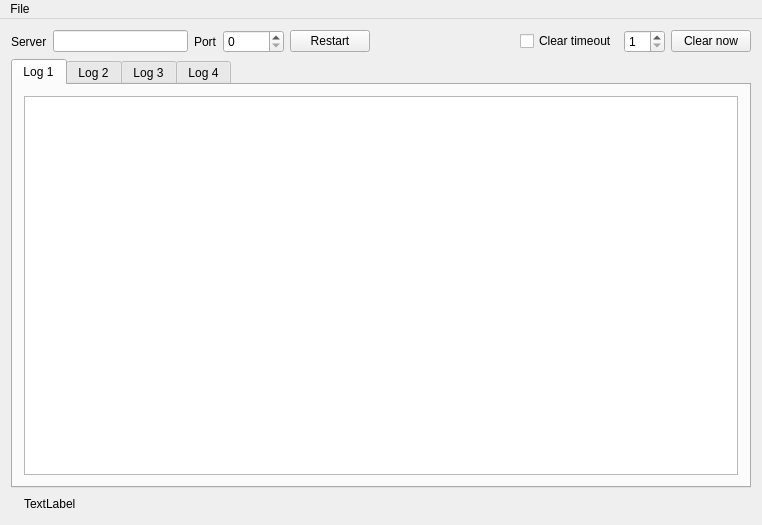
Before: the Qt Designer form console/MainWindow.ui in koas/maurina, drawn with Qt 5.
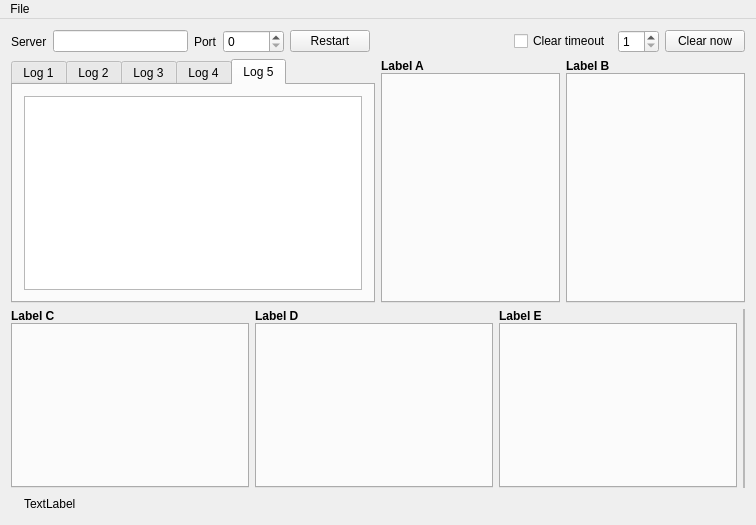
After: the same form once the commit is applied. The open tabs and pages were chosen to show the change. Icons and pictures are not drawn.

```diff
--- a/console/MainWindow.ui
+++ b/console/MainWindow.ui
@@ -6,10 +6,16 @@
    <rect>
     <x>0</x>
     <y>0</y>
-    <width>762</width>
+    <width>756</width>
     <height>525</height>
    </rect>
   </property>
+  <property name="font">
+   <font>
+    <weight>50</weight>
+    <bold>false</bold>
+   </font>
+  </property>
   <property name="windowTitle">
    <string>Maurina</string>
   </property>
@@ -20,6 +26,27 @@
   <widget class="QWidget" name="centralWidget">
    <layout class="QVBoxLayout" name="verticalLayout">
     <item>
+     <widget class="QFrame" name="frameControls1">
+      <property name="frameShape">
+       <enum>QFrame::NoFrame</enum>
+      </property>
+      <property name="frameShadow">
+       <enum>QFrame::Plain</enum>
+      </property>
+      <layout class="QHBoxLayout" name="horizontalLayout_3">
+       <property name="leftMargin">
+        <number>0</number>
+       </property>
+       <property name="topMargin">
+        <number>0</number>
+       </property>
+       <property name="rightMargin">
+        <number>0</number>
+       </property>
+       <property name="bottomMargin">
+        <number>0</number>
+       </property>
+       <item>
      <layout class="QHBoxLayout" name="horizontalLayout" stretch="0,0,0,0,0,0,0,0,0">
       <item>
        <widget class="QLabel" name="label">
@@ -101,11 +128,33 @@
       </item>
      </layout>
     </item>
+      </layout>
+     </widget>
+    </item>
+    <item>
+     <layout class="QHBoxLayout" name="horizontalLayout_7">
     <item>
      <widget class="QTabWidget" name="tabWidget">
+        <property name="font">
+         <font>
+          <pointsize>9</pointsize>
+         </font>
+        </property>
+        <property name="tabPosition">
+         <enum>QTabWidget::North</enum>
+        </property>
+        <property name="tabShape">
+         <enum>QTabWidget::Rounded</enum>
+        </property>
       <property name="currentIndex">
        <number>0</number>
       </property>
+        <property name="usesScrollButtons">
+         <bool>true</bool>
+        </property>
+        <property name="documentMode">
+         <bool>false</bool>
+        </property>
       <widget class="QWidget" name="tab">
        <attribute name="title">
         <string>Log 1</string>
@@ -146,8 +195,253 @@
         </item>
        </layout>
       </widget>
-     </widget>
-    </item>
+        <widget class="QWidget" name="tab_5">
+         <attribute name="title">
+          <string>Log 5</string>
+         </attribute>
+         <layout class="QVBoxLayout" name="verticalLayout_6">
+          <item>
+           <widget class="QTextEdit" name="uiLog5"/>
+          </item>
+         </layout>
+        </widget>
+       </widget>
+      </item>
+      <item>
+       <widget class="QFrame" name="frameCompactLayoutTop">
+        <property name="frameShape">
+         <enum>QFrame::NoFrame</enum>
+        </property>
+        <property name="frameShadow">
+         <enum>QFrame::Plain</enum>
+        </property>
+        <layout class="QHBoxLayout" name="horizontalLayout_5">
+         <property name="spacing">
+          <number>6</number>
+         </property>
+         <property name="leftMargin">
+          <number>0</number>
+         </property>
+         <property name="topMargin">
+          <number>0</number>
+         </property>
+         <property name="rightMargin">
+          <number>0</number>
+         </property>
+         <property name="bottomMargin">
+          <number>0</number>
+         </property>
+         <item>
+          <layout class="QVBoxLayout" name="verticalLayout_12">
+           <property name="spacing">
+            <number>0</number>
+           </property>
+           <item>
+            <widget class="QLabel" name="labelA">
+             <property name="font">
+              <font>
+               <weight>75</weight>
+               <bold>true</bold>
+              </font>
+             </property>
+             <property name="text">
+              <string>Label A</string>
+             </property>
+            </widget>
+           </item>
+           <item>
+            <widget class="QTabWidget" name="tabWidgetA">
+             <property name="currentIndex">
+              <number>-1</number>
+             </property>
+            </widget>
+           </item>
+          </layout>
+         </item>
+         <item>
+          <layout class="QVBoxLayout" name="verticalLayout_11">
+           <property name="spacing">
+            <number>0</number>
+           </property>
+           <item>
+            <widget class="QLabel" name="labelB">
+             <property name="font">
+              <font>
+               <weight>75</weight>
+               <bold>true</bold>
+              </font>
+             </property>
+             <property name="text">
+              <string>Label B</string>
+             </property>
+            </widget>
+           </item>
+           <item>
+            <widget class="QTabWidget" name="tabWidgetB">
+             <property name="currentIndex">
+              <number>-1</number>
+             </property>
+            </widget>
+           </item>
+          </layout>
+         </item>
+        </layout>
+       </widget>
+      </item>
+     </layout>
+    </item>
+    <item>
+     <widget class="QFrame" name="frameCompactLayoutBottom">
+      <property name="enabled">
+       <bool>true</bool>
+      </property>
+      <property name="frameShape">
+       <enum>QFrame::NoFrame</enum>
+      </property>
+      <property name="frameShadow">
+       <enum>QFrame::Plain</enum>
+      </property>
+      <layout class="QHBoxLayout" name="horizontalLayout_6">
+       <property name="leftMargin">
+        <number>0</number>
+       </property>
+       <property name="topMargin">
+        <number>0</number>
+       </property>
+       <property name="rightMargin">
+        <number>0</number>
+       </property>
+       <property name="bottomMargin">
+        <number>0</number>
+       </property>
+       <item>
+        <layout class="QVBoxLayout" name="verticalLayout_8">
+         <property name="spacing">
+          <number>0</number>
+         </property>
+         <item>
+          <widget class="QLabel" name="labelC">
+           <property name="font">
+            <font>
+             <weight>75</weight>
+             <bold>true</bold>
+            </font>
+           </property>
+           <property name="text">
+            <string>Label C</string>
+           </property>
+          </widget>
+         </item>
+         <item>
+          <widget class="QTabWidget" name="tabWidgetC">
+           <property name="currentIndex">
+            <number>-1</number>
+           </property>
+          </widget>
+         </item>
+        </layout>
+       </item>
+       <item>
+        <layout class="QVBoxLayout" name="verticalLayout_7">
+         <property name="spacing">
+          <number>0</number>
+         </property>
+         <item>
+          <widget class="QLabel" name="labelD">
+           <property name="font">
+            <font>
+             <weight>75</weight>
+             <bold>true</bold>
+            </font>
+           </property>
+           <property name="text">
+            <string>Label D</string>
+           </property>
+          </widget>
+         </item>
+         <item>
+          <widget class="QTabWidget" name="tabWidgetD"/>
+         </item>
+        </layout>
+       </item>
+       <item>
+        <layout class="QVBoxLayout" name="verticalLayout_9">
+         <property name="spacing">
+          <number>0</number>
+         </property>
+         <item>
+          <widget class="QLabel" name="labelE">
+           <property name="font">
+            <font>
+             <weight>75</weight>
+             <bold>true</bold>
+            </font>
+           </property>
+           <property name="text">
+            <string>Label E</string>
+           </property>
+          </widget>
+         </item>
+         <item>
+          <widget class="QTabWidget" name="tabWidgetE">
+           <property name="currentIndex">
+            <number>-1</number>
+           </property>
+          </widget>
+         </item>
+        </layout>
+       </item>
+       <item>
+        <widget class="QFrame" name="frameE">
+         <property name="frameShape">
+          <enum>QFrame::StyledPanel</enum>
+         </property>
+         <property name="frameShadow">
+          <enum>QFrame::Raised</enum>
+         </property>
+         <layout class="QVBoxLayout" name="verticalLayout_10">
+          <property name="spacing">
+           <number>0</number>
+          </property>
+          <property name="leftMargin">
+           <number>0</number>
+          </property>
+          <property name="topMargin">
+           <number>0</number>
+          </property>
+          <property name="rightMargin">
+           <number>0</number>
+          </property>
+          <property name="bottomMargin">
+           <number>0</number>
+          </property>
+         </layout>
+        </widget>
+       </item>
+      </layout>
+     </widget>
+    </item>
+    <item>
+     <widget class="QFrame" name="frameControls2">
+      <property name="frameShape">
+       <enum>QFrame::NoFrame</enum>
+      </property>
+      <property name="frameShadow">
+       <enum>QFrame::Plain</enum>
+      </property>
+      <layout class="QHBoxLayout" name="horizontalLayout_4">
+       <property name="leftMargin">
+        <number>0</number>
+       </property>
+       <property name="topMargin">
+        <number>0</number>
+       </property>
+       <property name="rightMargin">
+        <number>0</number>
+       </property>
+       <property name="bottomMargin">
+        <number>0</number>
+       </property>
     <item>
      <layout class="QHBoxLayout" name="horizontalLayout_2">
       <item>
@@ -184,12 +478,15 @@
     </item>
    </layout>
   </widget>
+    </item>
+   </layout>
+  </widget>
   <widget class="QMenuBar" name="menuBar">
    <property name="geometry">
     <rect>
      <x>0</x>
      <y>0</y>
-     <width>762</width>
+     <width>756</width>
      <height>20</height>
     </rect>
    </property>
@@ -199,7 +496,11 @@
     </property>
     <addaction name="action_About"/>
     <addaction name="separator"/>
+    <addaction name="action_HideCntrls"/>
+    <addaction name="actionChangeLayout"/>
+    <addaction name="separator"/>
     <addaction name="actionE_xit"/>
+    <addaction name="separator"/>
    </widget>
    <addaction name="menuFile"/>
   </widget>
@@ -213,6 +514,16 @@
     <string>E&amp;xit</string>
    </property>
   </action>
+  <action name="action_HideCntrls">
+   <property name="text">
+    <string>&amp;Hide controls</string>
+   </property>
+  </action>
+  <action name="actionChangeLayout">
+   <property name="text">
+    <string>Change &amp;layout</string>
+   </property>
+  </action>
  </widget>
  <layoutdefault spacing="6" margin="11"/>
  <resources>
```
Lines whose indentation alone changed are shown as unchanged.
